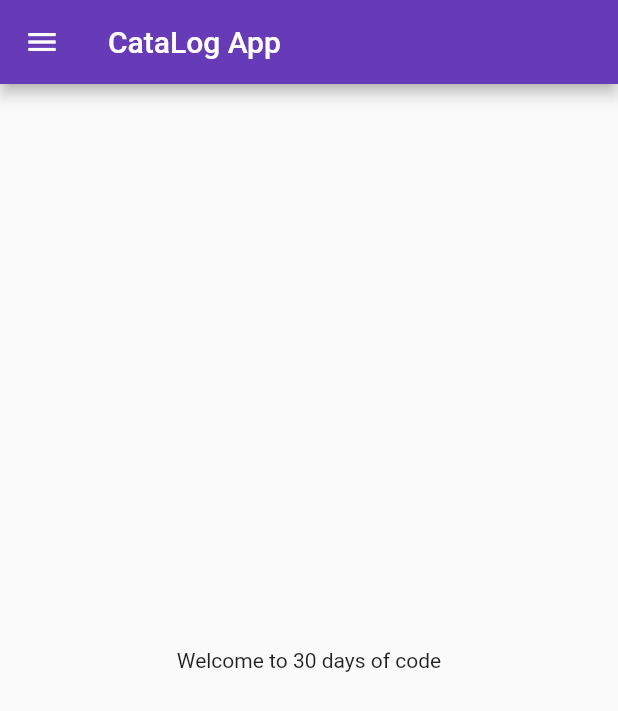
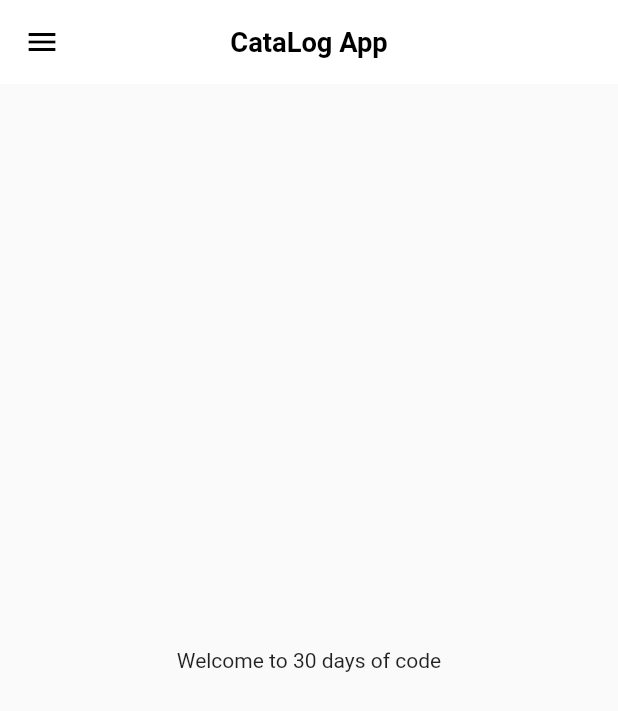
Before and after one commit to siddharthsharma001/classico, a Flutter app: the screen it shows after launch, on a phone screen of 412 x 824 dp. Shown: the top 711 px of the screen. Run offline on Flutter 3.47's test engine with Material 2 defaults, Android fonts, the phone set to English and light mode, and no system bars.

Commit message:
day 8 completed

```diff
--- a/lib/main.dart
+++ b/lib/main.dart
@@ -1,10 +1,11 @@
 import 'package:classico/utils/routes.dart';
+import 'package:classico/widgets/themes.dart';
 import 'package:flutter/material.dart';
 
 import 'pages/Home_page.dart';
 import 'pages/login_page.dart';
 void main() {
-  runApp(Myapp());
+  runApp(const Myapp());
 }
 
 class Myapp extends StatelessWidget {
@@ -16,14 +17,14 @@ class Myapp extends StatelessWidget {
       // home: loginPage(),
       debugShowCheckedModeBanner: false,
       themeMode: ThemeMode.light,
-      theme: ThemeData(primarySwatch: Colors.deepPurple),
-      darkTheme: ThemeData(brightness: Brightness.dark),
+      theme: Mythemes.lightTheme(context),
+      darkTheme: Mythemes.darkTheme(context),
 
       initialRoute: myRoutes.homeRoute,
 
       routes: {
-        myRoutes.homeRoute :(context) => Homepage(),
-        myRoutes.loginRoute :(context) => loginPage(),
+        myRoutes.homeRoute :(context) => const Homepage(),
+        myRoutes.loginRoute :(context) => const loginPage(),
       },
     );
   }
--- a/lib/pages/Home_page.dart
+++ b/lib/pages/Home_page.dart
@@ -10,12 +10,12 @@ class Homepage extends StatelessWidget {
 
     return Scaffold(
       appBar: AppBar(
-        title: const Text(apkname),
+        title: const Text(apkname , textScaleFactor: 1.3, style: TextStyle(fontWeight: FontWeight.bold),),
       ),
       body: const Center(
         child: Text("Welcome to 30 days of code"),
       ),
-      drawer: MyDrawer(),
+      drawer: const MyDrawer(),
     );
   }
 }
--- /dev/null
+++ b/lib/widgets/themes.dart
@@ -0,0 +1,16 @@
+import 'package:flutter/material.dart';
+
+class Mythemes{
+  static ThemeData lightTheme(BuildContext context) => ThemeData(
+    primarySwatch: Colors.deepPurple,
+    appBarTheme: const AppBarTheme(
+      color: Colors.white,
+      elevation: 0.0,
+      iconTheme: IconThemeData(color: Colors.black),
+      titleTextStyle: TextStyle(color: Colors.black ,),centerTitle: true,
+    ),
+  );
+  static ThemeData darkTheme(BuildContext context) => ThemeData(
+      brightness: Brightness.dark,
+  );
+}
```
